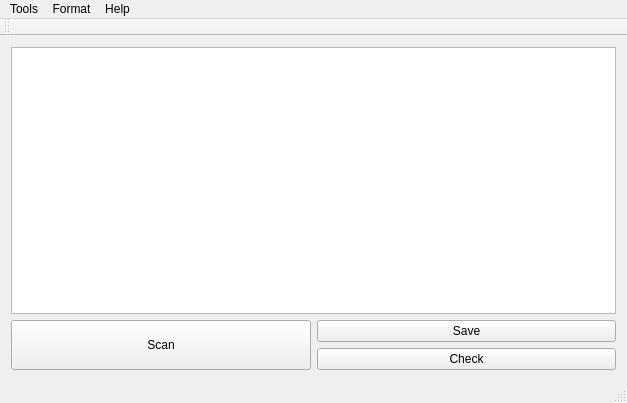
Before: the Qt Designer form mainwindow.ui in Jyang772/PenguHash, drawn with Qt 5.
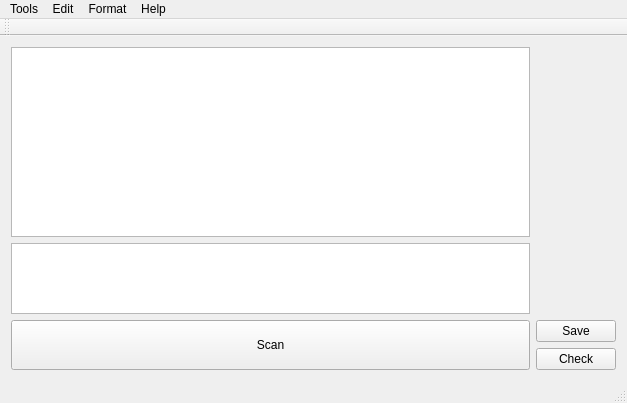
After: the same form once the commit is applied.

What changed in the file:
```diff
--- a/mainwindow.ui
+++ b/mainwindow.ui
@@ -21,37 +21,21 @@
   </property>
   <widget class="QWidget" name="centralWidget">
    <layout class="QGridLayout" name="gridLayout">
-    <item row="1" column="0" colspan="2">
-     <widget class="QTextBrowser" name="textBrowser">
-      <property name="sizePolicy">
-       <sizepolicy hsizetype="Preferred" vsizetype="Preferred">
-        <horstretch>0</horstretch>
-        <verstretch>0</verstretch>
-       </sizepolicy>
-      </property>
-      <property name="horizontalScrollBarPolicy">
-       <enum>Qt::ScrollBarAsNeeded</enum>
-      </property>
-      <property name="sizeAdjustPolicy">
-       <enum>QAbstractScrollArea::AdjustToContentsOnFirstShow</enum>
-      </property>
-     </widget>
-    </item>
-    <item row="4" column="1">
+    <item row="3" column="1">
      <widget class="QPushButton" name="checkButton">
       <property name="text">
        <string>Check</string>
       </property>
      </widget>
     </item>
-    <item row="3" column="1">
+    <item row="2" column="1">
      <widget class="QPushButton" name="saveButton">
       <property name="text">
        <string>Save</string>
       </property>
      </widget>
     </item>
-    <item row="3" column="0" rowspan="2">
+    <item row="2" column="0" rowspan="2">
      <widget class="QPushButton" name="pushButton">
       <property name="sizePolicy">
        <sizepolicy hsizetype="Minimum" vsizetype="Preferred">
@@ -64,6 +48,44 @@
       </property>
      </widget>
     </item>
+    <item row="1" column="0">
+     <widget class="QTextBrowser" name="textBrowser">
+      <property name="sizePolicy">
+       <sizepolicy hsizetype="Preferred" vsizetype="Preferred">
+        <horstretch>0</horstretch>
+        <verstretch>0</verstretch>
+       </sizepolicy>
+      </property>
+      <property name="horizontalScrollBarPolicy">
+       <enum>Qt::ScrollBarAsNeeded</enum>
+      </property>
+      <property name="sizeAdjustPolicy">
+       <enum>QAbstractScrollArea::AdjustToContentsOnFirstShow</enum>
+      </property>
+     </widget>
+    </item>
+    <item row="0" column="0">
+     <widget class="QTableWidget" name="tableWidget">
+      <property name="horizontalScrollBarPolicy">
+       <enum>Qt::ScrollBarAsNeeded</enum>
+      </property>
+      <property name="sizeAdjustPolicy">
+       <enum>QAbstractScrollArea::AdjustIgnored</enum>
+      </property>
+      <property name="selectionMode">
+       <enum>QAbstractItemView::ExtendedSelection</enum>
+      </property>
+      <property name="textElideMode">
+       <enum>Qt::ElideNone</enum>
+      </property>
+      <property name="horizontalScrollMode">
+       <enum>QAbstractItemView::ScrollPerPixel</enum>
+      </property>
+      <property name="wordWrap">
+       <bool>true</bool>
+      </property>
+     </widget>
+    </item>
    </layout>
   </widget>
   <widget class="QMenuBar" name="menuBar">
@@ -98,7 +120,14 @@
     <addaction name="actionText"/>
     <addaction name="actionBinary"/>
    </widget>
+   <widget class="QMenu" name="menuEdit">
+    <property name="title">
+     <string>Edit</string>
+    </property>
+    <addaction name="actionCopy"/>
+   </widget>
    <addaction name="menuTools"/>
+   <addaction name="menuEdit"/>
    <addaction name="menuFormat"/>
    <addaction name="menuHelp"/>
   </widget>
```
Left out of the diff: 5 changed lines with no effect on the pictures.
